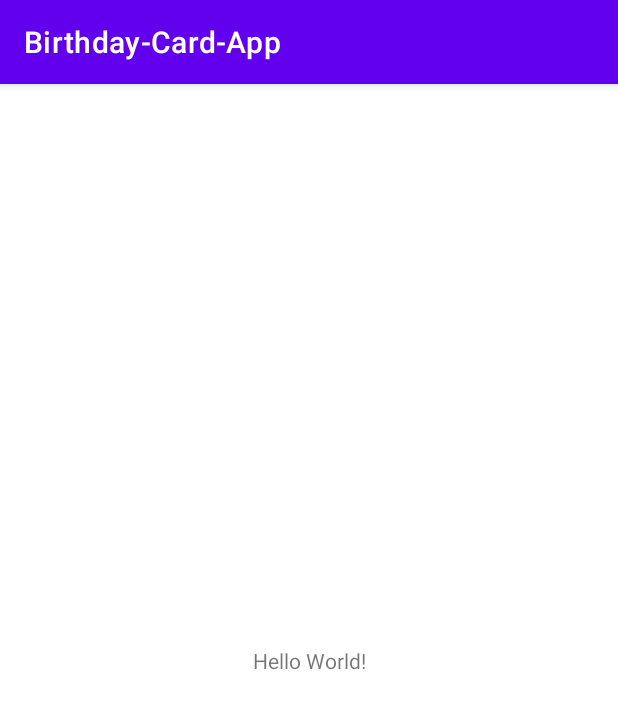
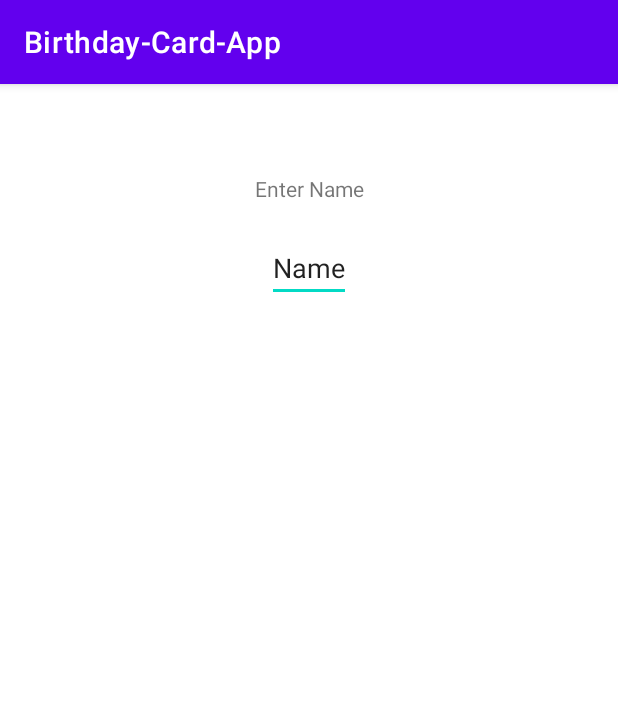
Before and after one commit to mad-skull/Birthday-Card-App, an Android app: the screen it shows after launch (MainActivity), on a phone screen of 412 x 824 dp. Shown: the top 709 px of the screen. Run offline under Robolectric (Android 15) with nearby library versions, the phone set to English and light mode, and no system bars.

Commit message:
adding textview and edittext

```diff
--- a/app/src/main/res/layout/activity_main.xml
+++ b/app/src/main/res/layout/activity_main.xml
@@ -9,10 +9,18 @@
     <TextView
         android:layout_width="wrap_content"
         android:layout_height="wrap_content"
-        android:text="Hello World!"
-        app:layout_constraintBottom_toBottomOf="parent"
+        android:text="Enter Name"
         app:layout_constraintLeft_toLeftOf="parent"
         app:layout_constraintRight_toRightOf="parent"
-        app:layout_constraintTop_toTopOf="parent" />
+        app:layout_constraintTop_toTopOf="parent"
+        android:layout_marginTop="60dp" />
+    <EditText
+        android:layout_width="wrap_content"
+        android:layout_height="wrap_content"
+        android:text="Name"
+        app:layout_constraintLeft_toLeftOf="parent"
+        app:layout_constraintRight_toRightOf="parent"
+        app:layout_constraintTop_toTopOf="parent"
+        android:layout_marginTop="100dp" />
 
 </androidx.constraintlayout.widget.ConstraintLayout>
```
